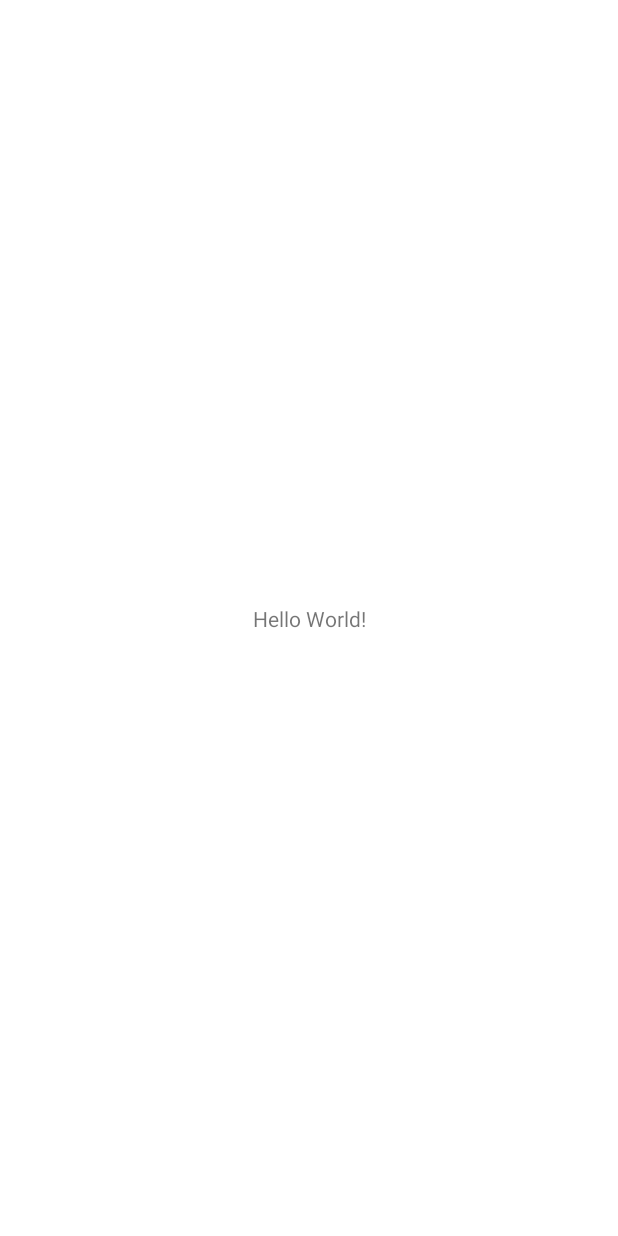
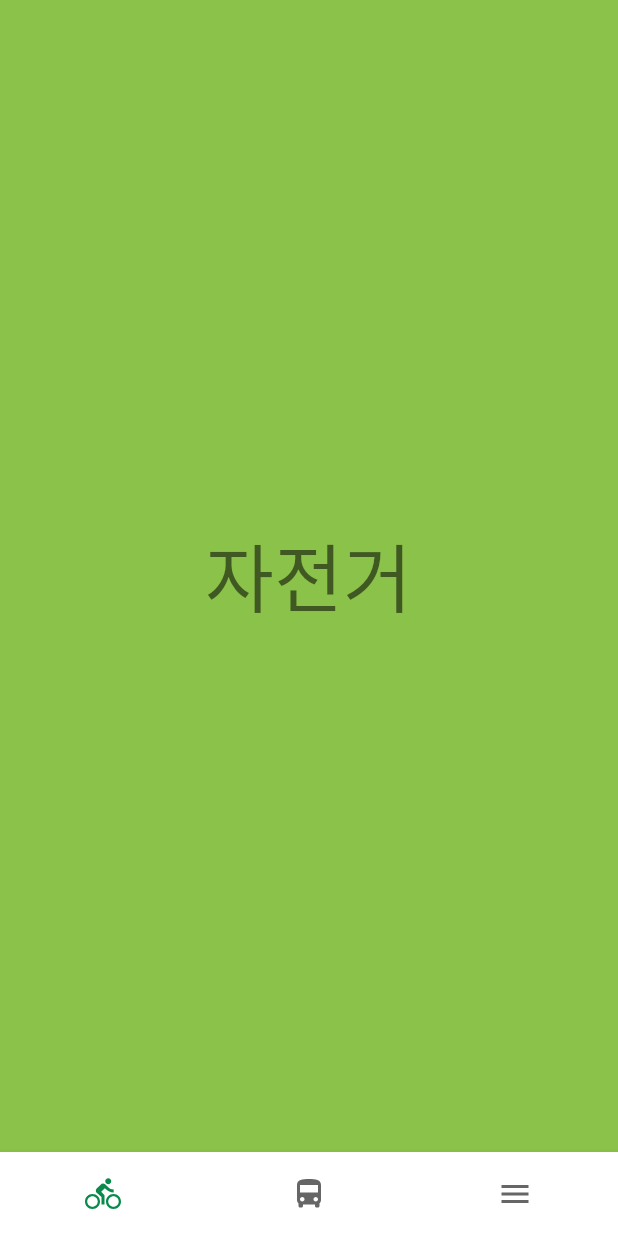
Before and after one commit to EelKor/NubijaMap_Android, an Android app: the screen it shows after launch (MainActivity), on a phone screen of 412 x 824 dp. Before the commit the screen is almost empty. Run offline under Robolectric (Android 15) with nearby library versions, the phone set to English and light mode, and no system bars; 1 statement that could not run was skipped.

Commit message:
BotNav : Bottom Navigation Bar prgramming(Bug exist)

```diff
--- a/app/build.gradle
+++ b/app/build.gradle
@@ -6,7 +6,9 @@ plugins {
 android {
     compileSdkVersion 30
     buildToolsVersion "30.0.2"
-
+    viewBinding {
+        enabled = true
+    }
     defaultConfig {
         applicationId "com.example.nubijaapp"
         minSdkVersion 16
@@ -42,4 +44,5 @@ dependencies {
     testImplementation 'junit:junit:4.+'
     androidTestImplementation 'androidx.test.ext:junit:1.1.2'
     androidTestImplementation 'androidx.test.espresso:espresso-core:3.3.0'
+
 }
--- /dev/null
+++ b/app/src/main/java/com/example/nubijaapp/BikeFragment.kt
@@ -0,0 +1,46 @@
+package com.example.nubijaapp
+
+import android.content.Context
+import android.os.Bundle
+import android.util.Log
+import android.view.LayoutInflater
+import android.view.View
+import android.view.ViewGroup
+import androidx.fragment.app.Fragment
+
+class BikeFragment: Fragment() {
+
+    companion object {
+        const val TAG : String = "로그"
+
+        fun newInstance() : BikeFragment {
+            return BikeFragment()
+        }
+    }
+
+    //메모리에 올라갔을때
+    override fun onCreate(savedInstanceState: Bundle?) {
+        super.onCreate(savedInstanceState)
+        Log.d(TAG, "BikeFragment - onCreate() called")
+
+    }
+
+    //프레그먼트를 안고 있는 액티비티에 붙었을때
+    override fun onAttach(context: Context) {
+        super.onAttach(context)
+    }
+
+    //뷰가 생성되었을때
+    //프래그먼트와 레이아웃을 연결
+    override fun onCreateView(
+        inflater: LayoutInflater,
+        container: ViewGroup?,
+        savedInstanceState: Bundle?
+    ): View? {
+        Log.d(TAG, "HomeFragment - onCreateView() called")
+
+        val view = inflater.inflate(R.layout.fragment_bike, container, false)
+
+        return view
+    }
+}
--- a/app/src/main/java/com/example/nubijaapp/MainActivity.kt
+++ b/app/src/main/java/com/example/nubijaapp/MainActivity.kt
@@ -1,18 +1,47 @@
 package com.example.nubijaapp
 
+import android.nfc.Tag
 import androidx.appcompat.app.AppCompatActivity
 import android.os.Bundle
+import android.util.Log
+import android.view.MenuItem
+import android.widget.ActionMenuView
 import android.widget.Toast
+import com.example.nubijaapp.databinding.ActivityMainBinding
+import com.google.android.material.bottomnavigation.BottomNavigationMenuView
+import com.google.android.material.bottomnavigation.BottomNavigationView
 
-class MainActivity : AppCompatActivity() {
+class MainActivity : AppCompatActivity(), BottomNavigationView.OnNavigationItemSelectedListener{
+    //멤버 변수 선언
+    private lateinit var BikeFragment: BikeFragment
+    private lateinit var BusFragment: BusFragment
+    private lateinit var MenuFragment: MenuFragment
 
+
+    // 뒤로가기 버튼 시간 측정 을 위해 선언된 변수
     var mBackWait:Long = 0
+
+        companion object {
+            const val TAG: String = "로그"
+        }
+
+
+    //메모리에 올라갔을때
     override fun onCreate(savedInstanceState: Bundle?) {
         super.onCreate(savedInstanceState)
+
+        //레이아웃과 연결
         setContentView(R.layout.activity_main)
+        Log.d(TAG, "MainActivity - OnCreate() called")
 
+        //뷰 바인딩으로 ActivityMain.xml 파일일 불러온 후
+        //그 안에있는 id값 bottomNav 에 접근
+        ActivityMainBinding.inflate(layoutInflater).bottomNav.setOnNavigationItemSelectedListener(this)
+        BikeFragment = com.example.nubijaapp.BikeFragment.newInstance()
+        supportFragmentManager.beginTransaction().add(R.id.fragment_frame, BikeFragment).commit()
     }
 
+    // 뒤로가기 버튼 이 눌러졌을때
     override fun onBackPressed() {
         if (System.currentTimeMillis() - mBackWait >= 2000){
             mBackWait = System.currentTimeMillis()
@@ -23,4 +52,33 @@ class MainActivity : AppCompatActivity() {
             finish()
         }
     }
+
+    // 하단 내비게이션 바가 눌려졌을때
+    override fun onNavigationItemSelected(item: MenuItem): Boolean {
+        Log.d(TAG,"MainActivity - onNavigaionItemSelected() called")
+
+        //스위치 문
+        // 하단 내비게이션 바 버튼이 클릭 됬을때 실행할 동작
+        when(item.itemId){
+            R.id.menu_bike -> {
+                Log.d(TAG, "MainActivity - 자전거 클릭")
+                BikeFragment = com.example.nubijaapp.BikeFragment.newInstance()
+                supportFragmentManager.beginTransaction().replace(R.id.fragment_frame, BikeFragment).commit()
+            }
+
+            R.id.menu_bus -> {
+                Log.d(TAG, "MainActivity - 버스 클릭")
+                BusFragment = com.example.nubijaapp.BusFragment.newInstance()
+                supportFragmentManager.beginTransaction().replace(R.id.fragment_frame, BusFragment).commit()
+
+            }
+
+            R.id.menu_menu1 -> {
+                Log.d(TAG, "MainActivity - 메뉴1클릭")
+                MenuFragment = com.example.nubijaapp.MenuFragment.newInstance()
+                supportFragmentManager.beginTransaction().replace(R.id.fragment_frame, MenuFragment).commit()
+            }
+        }
+        return true
+    }
 }
--- /dev/null
+++ b/app/src/main/res/drawable/ic_baseline_directions_bike.xml
@@ -0,0 +1,10 @@
+<vector xmlns:android="http://schemas.android.com/apk/res/android"
+    android:width="24dp"
+    android:height="24dp"
+    android:viewportWidth="24"
+    android:viewportHeight="24"
+    android:tint="?attr/colorControlNormal">
+  <path
+      android:fillColor="@android:color/white"
+      android:pathData="M15.5,5.5c1.1,0 2,-0.9 2,-2s-0.9,-2 -2,-2 -2,0.9 -2,2 0.9,2 2,2zM5,12c-2.8,0 -5,2.2 -5,5s2.2,5 5,5 5,-2.2 5,-5 -2.2,-5 -5,-5zM5,20.5c-1.9,0 -3.5,-1.6 -3.5,-3.5s1.6,-3.5 3.5,-3.5 3.5,1.6 3.5,3.5 -1.6,3.5 -3.5,3.5zM10.8,10.5l2.4,-2.4 0.8,0.8c1.3,1.3 3,2.1 5.1,2.1L19.1,9c-1.5,0 -2.7,-0.6 -3.6,-1.5l-1.9,-1.9c-0.5,-0.4 -1,-0.6 -1.6,-0.6s-1.1,0.2 -1.4,0.6L7.8,8.4c-0.4,0.4 -0.6,0.9 -0.6,1.4 0,0.6 0.2,1.1 0.6,1.4L11,14v5h2v-6.2l-2.2,-2.3zM19,12c-2.8,0 -5,2.2 -5,5s2.2,5 5,5 5,-2.2 5,-5 -2.2,-5 -5,-5zM19,20.5c-1.9,0 -3.5,-1.6 -3.5,-3.5s1.6,-3.5 3.5,-3.5 3.5,1.6 3.5,3.5 -1.6,3.5 -3.5,3.5z"/>
+</vector>
--- /dev/null
+++ b/app/src/main/res/drawable/ic_baseline_directions_bus.xml
@@ -0,0 +1,10 @@
+<vector xmlns:android="http://schemas.android.com/apk/res/android"
+    android:width="24dp"
+    android:height="24dp"
+    android:viewportWidth="24"
+    android:viewportHeight="24"
+    android:tint="?attr/colorControlNormal">
+  <path
+      android:fillColor="@android:color/white"
+      android:pathData="M4,16c0,0.88 0.39,1.67 1,2.22L5,20c0,0.55 0.45,1 1,1h1c0.55,0 1,-0.45 1,-1v-1h8v1c0,0.55 0.45,1 1,1h1c0.55,0 1,-0.45 1,-1v-1.78c0.61,-0.55 1,-1.34 1,-2.22L20,6c0,-3.5 -3.58,-4 -8,-4s-8,0.5 -8,4v10zM7.5,17c-0.83,0 -1.5,-0.67 -1.5,-1.5S6.67,14 7.5,14s1.5,0.67 1.5,1.5S8.33,17 7.5,17zM16.5,17c-0.83,0 -1.5,-0.67 -1.5,-1.5s0.67,-1.5 1.5,-1.5 1.5,0.67 1.5,1.5 -0.67,1.5 -1.5,1.5zM18,11L6,11L6,6h12v5z"/>
+</vector>
--- /dev/null
+++ b/app/src/main/res/drawable/ic_baseline_menu.xml
@@ -0,0 +1,10 @@
+<vector xmlns:android="http://schemas.android.com/apk/res/android"
+    android:width="24dp"
+    android:height="24dp"
+    android:viewportWidth="24"
+    android:viewportHeight="24"
+    android:tint="?attr/colorControlNormal">
+  <path
+      android:fillColor="@android:color/white"
+      android:pathData="M3,18h18v-2L3,16v2zM3,13h18v-2L3,11v2zM3,6v2h18L21,6L3,6z"/>
+</vector>
--- a/app/src/main/res/layout/activity_main.xml
+++ b/app/src/main/res/layout/activity_main.xml
@@ -1,18 +1,36 @@
 <?xml version="1.0" encoding="utf-8"?>
-<androidx.constraintlayout.widget.ConstraintLayout xmlns:android="http://schemas.android.com/apk/res/android"
+<RelativeLayout
+    xmlns:android="http://schemas.android.com/apk/res/android"
     xmlns:app="http://schemas.android.com/apk/res-auto"
     xmlns:tools="http://schemas.android.com/tools"
     android:layout_width="match_parent"
     android:layout_height="match_parent"
     tools:context=".MainActivity">
 
-    <TextView
-        android:layout_width="wrap_content"
-        android:layout_height="wrap_content"
-        android:text="Hello World!"
-        app:layout_constraintBottom_toBottomOf="parent"
-        app:layout_constraintLeft_toLeftOf="parent"
-        app:layout_constraintRight_toRightOf="parent"
-        app:layout_constraintTop_toTopOf="parent" />
+    <FrameLayout
+        android:id="@+id/fragment_frame"
 
-</androidx.constraintlayout.widget.ConstraintLayout>
+        android:layout_width="match_parent"
+        android:layout_height="match_parent"
+        android:layout_above="@id/bottom_nav"
+        android:layout_alignParentTop="true"
+        android:layout_centerHorizontal="true"
+        android:background="@color/design_default_color_on_primary"
+
+        />
+
+<com.google.android.material.bottomnavigation.BottomNavigationView
+    android:id="@+id/bottom_nav"
+
+    android:layout_width="match_parent"
+    android:layout_height="wrap_content"
+    android:layout_alignParentBottom="true"
+    android:layout_centerHorizontal="true"
+    android:background="@color/white"
+
+    app:menu="@menu/bottom_nav_menu"
+    app:labelVisibilityMode="unlabeled"
+
+    />
+
+</RelativeLayout>
--- /dev/null
+++ b/app/src/main/res/layout/fragment_bike.xml
@@ -0,0 +1,18 @@
+<?xml version="1.0" encoding="utf-8"?>
+<LinearLayout
+    xmlns:android="http://schemas.android.com/apk/res/android"
+    android:layout_width="match_parent"
+    android:layout_height="match_parent"
+    android:background="#8BC34A"
+    android:orientation="vertical"
+    android:gravity="center"
+    >
+
+    <TextView
+        android:layout_width="wrap_content"
+        android:layout_height="wrap_content"
+        android:text="자전거"
+        android:textSize="50dp"
+
+        />
+</LinearLayout>
--- /dev/null
+++ b/app/src/main/res/menu/bottom_nav_menu.xml
@@ -0,0 +1,21 @@
+<?xml version="1.0" encoding="utf-8"?>
+<menu xmlns:android="http://schemas.android.com/apk/res/android">
+    <item
+        android:id="@+id/menu_bike"
+        android:title="누비자"
+        android:icon="@drawable/ic_baseline_directions_bike"
+        />
+
+    <item
+        android:id="@+id/menu_bus"
+        android:title="버스"
+        android:icon="@drawable/ic_baseline_directions_bus"
+        />
+
+    <item
+        android:id="@+id/menu_menu1"
+        android:title="빈메뉴"
+        android:icon="@drawable/ic_baseline_menu"
+        />
+
+</menu>
```
Also changed, not shown: app/src/main/java/com/example/nubijaapp/BusFragment.kt (added, +46 -0 lines), app/src/main/java/com/example/nubijaapp/MenuFragment.kt (added, +46 -0 lines), app/src/main/res/layout/fragment_bus.xml (added, +18 -0 lines), app/src/main/res/layout/fragment_menu.xml (added, +18 -0 lines), gradle/wrapper/gradle-wrapper.properties.
